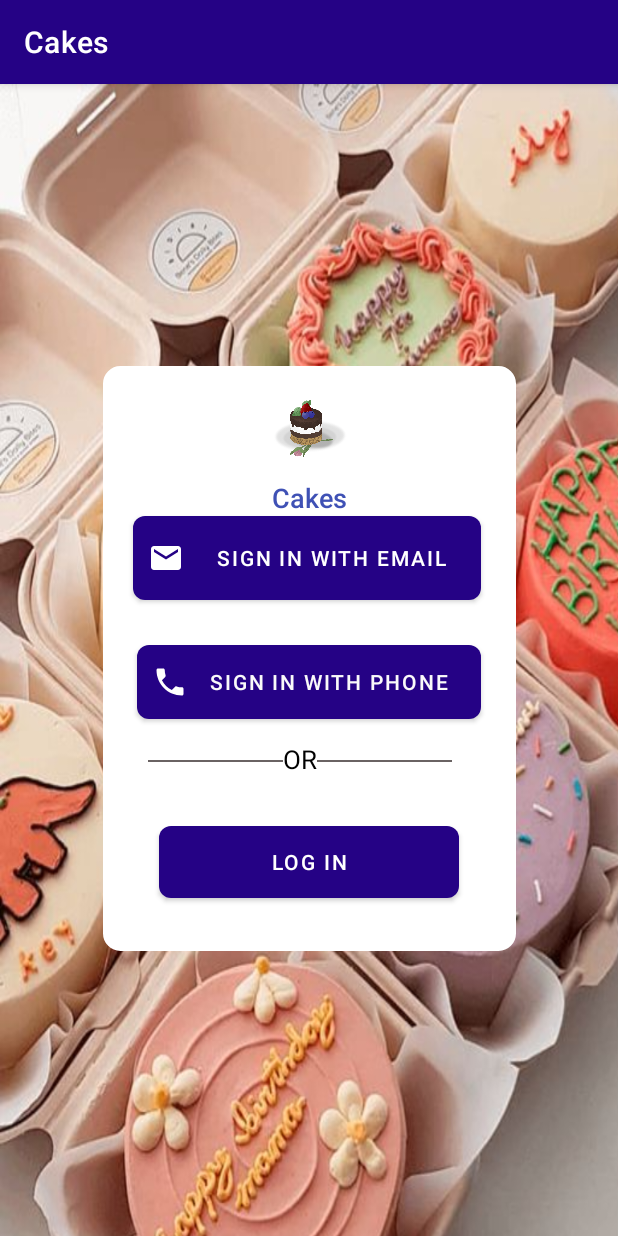
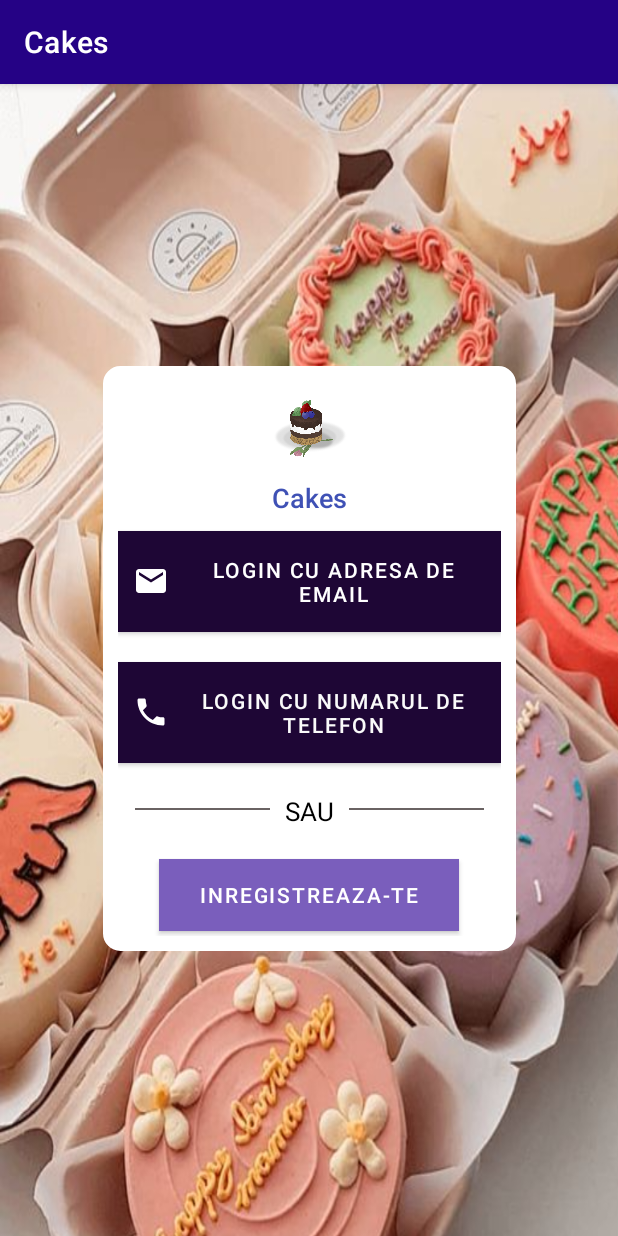
Before and after one commit to 234proiectmds/proiect, an Android app: the screen it shows after launch (MainMenu), on a phone screen of 412 x 824 dp. Run offline under Robolectric (Android 15) with nearby library versions, the phone set to English and light mode, and no system bars.

Commit message:
final commit

```diff
--- a/app/src/main/java/com/example/app/MainMenu.java
+++ b/app/src/main/java/com/example/app/MainMenu.java
@@ -67,7 +67,7 @@ public class MainMenu extends AppCompatActivity {
             @Override
             public void onClick(View v) {
                 Intent logIn = new Intent(MainMenu.this, ChooseOne.class);
-                logIn.putExtra("Home", "LogIn");
+                logIn.putExtra("Home", "SignUp");
                 startActivity(logIn);
                 finish();
             }
--- /dev/null
+++ b/app/src/main/res/drawable/ic_baseline_phone_android_24.xml
@@ -0,0 +1,5 @@
+<vector android:height="24dp" android:tint="#17112D"
+    android:viewportHeight="24" android:viewportWidth="24"
+    android:width="24dp" xmlns:android="http://schemas.android.com/apk/res/android">
+    <path android:fillColor="@android:color/white" android:pathData="M16,1L8,1C6.34,1 5,2.34 5,4v16c0,1.66 1.34,3 3,3h8c1.66,0 3,-1.34 3,-3L19,4c0,-1.66 -1.34,-3 -3,-3zM14,21h-4v-1h4v1zM17.25,18L6.75,18L6.75,4h10.5v14z"/>
+</vector>
--- a/app/src/main/res/layout/activity_main_menu.xml
+++ b/app/src/main/res/layout/activity_main_menu.xml
@@ -53,36 +53,36 @@
 
         <Button
             android:id="@+id/signInwithEmail"
-            android:layout_width="232dp"
+            android:layout_width="wrap_content"
             android:layout_height="wrap_content"
-            android:layout_marginLeft="10dp"
-            android:background="@drawable/butonred"
+            android:layout_marginTop="10dp"
+            android:background="#1E0635"
             android:drawableLeft="@drawable/whitemail"
-            android:gravity="center"
+            android:gravity="center_horizontal|center_vertical"
             android:padding="10dp"
-            android:text="Sign in with Email" />
+            android:text="LOGIN CU ADRESA DE EMAIL"
+            app:backgroundTint="#1E0635" />
 
         <Button
             android:id="@+id/signInwithPhone"
-            android:layout_width="229dp"
-            android:layout_height="49dp"
+            android:layout_width="wrap_content"
+            android:layout_height="wrap_content"
             android:layout_gravity="center"
-            android:layout_marginTop="30dp"
-            android:background="@drawable/butonblue"
+            android:layout_marginTop="20dp"
+            android:background="#1E0635"
             android:drawableLeft="@drawable/whitephone"
             android:gravity="center"
-            android:paddingLeft="10dp"
-            android:text="Sign In with Phone"
+            android:padding="10dp"
+            android:text="LOGIN CU NUMARUL DE TELEFON"
             android:textColor="#FAFAFA"
+            app:backgroundTint="#1E0635"
             tools:ignore="TextContrastCheck" />
 
         <LinearLayout
-            android:layout_width="237dp"
-            android:layout_height="44dp"
-            android:layout_gravity="left"
-            android:layout_marginLeft="20dp"
-            android:layout_marginTop="7dp"
-            android:gravity="clip_horizontal|left"
+            android:layout_width="wrap_content"
+            android:layout_height="wrap_content"
+            android:layout_gravity="center_horizontal|center_vertical"
+            android:layout_marginTop="10dp"
             android:orientation="horizontal">
 
             <TableRow
@@ -98,8 +98,8 @@
                 android:id="@+id/textView2"
                 android:layout_width="wrap_content"
                 android:layout_height="wrap_content"
-                android:layout_marginTop="7dp"
-                android:text="OR"
+                android:layout_margin="10dp"
+                android:text="SAU"
                 android:textAlignment="center"
                 android:textColor="#000000"
                 android:textSize="17dp" />
@@ -119,8 +119,10 @@
             android:layout_width="200dp"
             android:layout_height="wrap_content"
             android:layout_gravity="center"
-            android:layout_marginTop="20dp"
-            android:background="@drawable/buton_shape"
-            android:text="Log In" />
+            android:layout_marginTop="10dp"
+            android:background="#7A5EBC"
+            android:text="INREGISTREAZA-TE"
+            app:backgroundTint="#7A5EBC" />
     </LinearLayout>
+
 </androidx.constraintlayout.widget.ConstraintLayout>
--- a/app/src/main/res/values/strings.xml
+++ b/app/src/main/res/values/strings.xml
@@ -13,6 +13,7 @@
         <item>Ilfov</item>
     </string-array>
     <string-array name="Orase">
+        <item>Bucuresti</item>
         <item>Voluntari</item>
         <item>Pantelimon</item>
         <item>Buftea</item>
```
Also changed, not shown: app/src/main/res/layout/activity_admin_registration.xml (+16 -12 lines).
